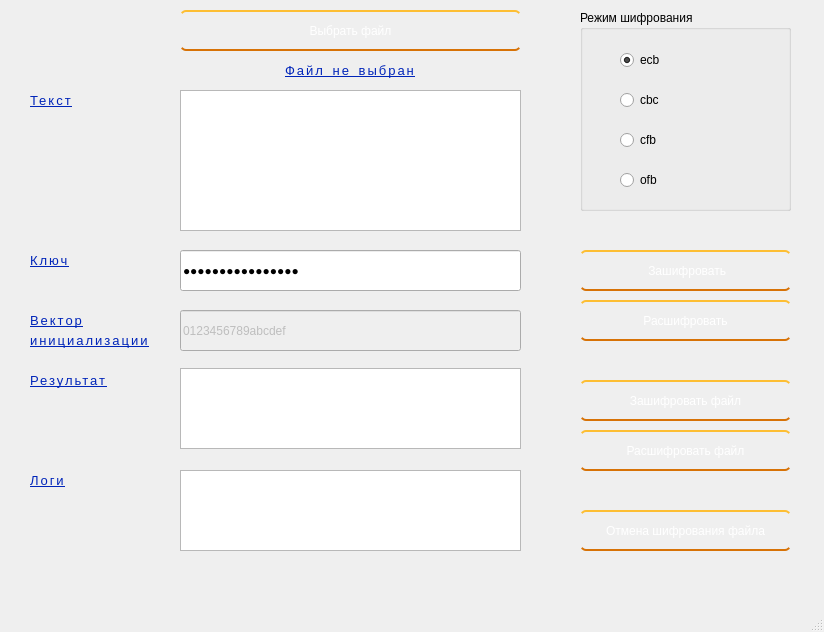
The window that ui/camellia.ui (elizarpif/camellia-ui) describes before a commit, drawn with Qt 5.
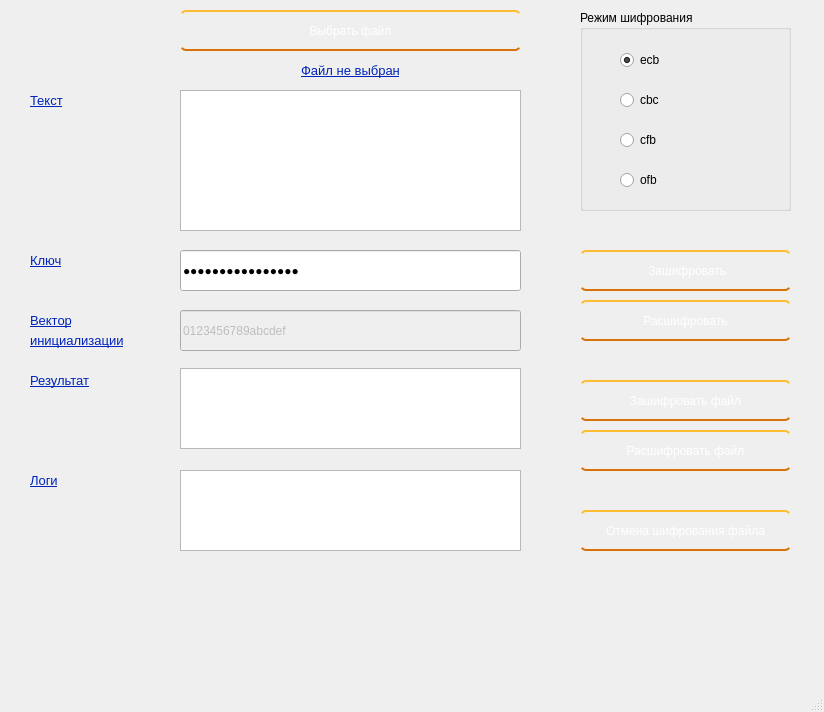
The same window after the commit.

```diff
--- a/ui/camellia.ui
+++ b/ui/camellia.ui
@@ -10,7 +10,7 @@
     <x>0</x>
     <y>0</y>
     <width>824</width>
-    <height>632</height>
+    <height>712</height>
    </rect>
   </property>
   <property name="windowTitle">
@@ -20,12 +20,15 @@
    <number>-9</number>
   </property>
   <property name="styleSheet">
-   <string notr="true">QLabel{
-    background: rgb(0, 0, 0, 0);
+   <string notr="true"/>
+  </property>
+  <widget class="QWidget" name="centralwidget">
+   <property name="styleSheet">
+    <string notr="true">
+QLabel{
+    /*background: rgb(0, 0, 0);*/
     /*font-family: serif, Georgia;*/
     font-size: 13px;
-    letter-spacing: 2px;
-    word-spacing: 2px;
     color: rgb(0, 36, 185);
     font-weight: 400;
     text-decoration: underline rgb(68, 68, 68);
@@ -43,7 +46,6 @@
 }
 
 QPushButton {
-    display: inline-block;
     color: white;
     text-decoration: none;
     padding: .1em 1em;
@@ -53,7 +55,6 @@
     border-color: #FDBE33 #000 #D77206;
     border-radius: 6px;
     background: linear-gradient(#F3AE0F, #E38916) #E38916;
-    transition: 0.2s;
 }
 QPushButton:active {
     background: linear-gradient(#f59500, #f5ae00) #f59500;
@@ -61,8 +62,7 @@
 QPushButton:hover{
     background: linear-gradient(#f5ae00, #f59500) #f5ae00;
 }</string>
-  </property>
-  <widget class="QWidget" name="centralwidget">
+   </property>
    <widget class="QLineEdit" name="keyEdit">
     <property name="geometry">
      <rect>
```
Left out of the diff: 4 changed lines with no effect on the pictures.
